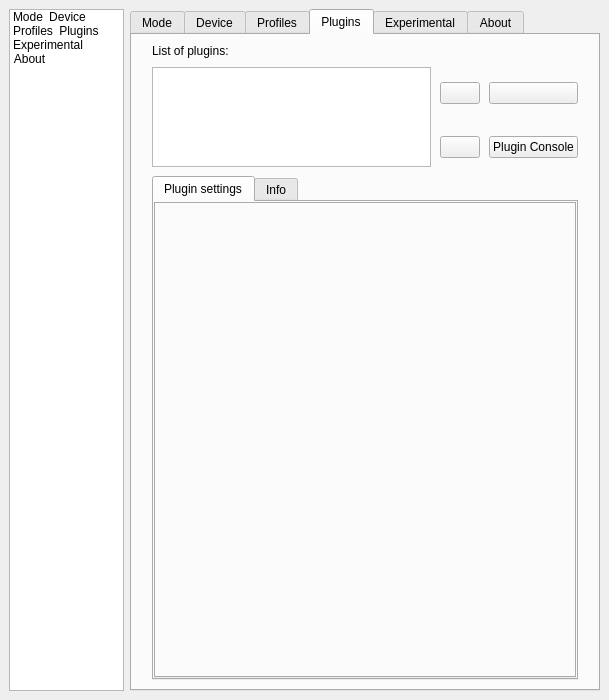
Qt form Software/src/SettingsWindow.ui (Atarity/Lightpack) before a commit.
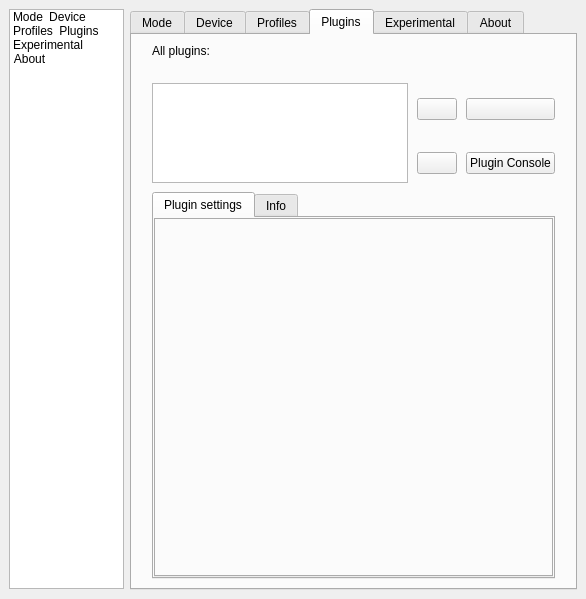
The same form after that commit. The open tabs and pages were chosen to show the change. Icons and pictures are not drawn. Custom widgets are drawn as their Qt base class.

```diff
--- a/Software/src/SettingsWindow.ui
+++ b/Software/src/SettingsWindow.ui
@@ -7,12 +7,12 @@
    <rect>
     <x>0</x>
     <y>0</y>
-    <width>609</width>
-    <height>700</height>
+    <width>560</width>
+    <height>599</height>
    </rect>
   </property>
   <property name="sizePolicy">
-   <sizepolicy hsizetype="Fixed" vsizetype="Fixed">
+   <sizepolicy hsizetype="Fixed" vsizetype="Minimum">
     <horstretch>0</horstretch>
     <verstretch>0</verstretch>
    </sizepolicy>
@@ -20,7 +20,7 @@
   <property name="maximumSize">
    <size>
     <width>16777215</width>
-    <height>700</height>
+    <height>600</height>
    </size>
   </property>
   <property name="windowTitle">
@@ -69,7 +69,7 @@
       <property name="maximumSize">
        <size>
         <width>115</width>
-        <height>16777208</height>
+        <height>580</height>
        </size>
       </property>
       <property name="layoutDirection">
@@ -238,6 +238,12 @@
         <verstretch>0</verstretch>
        </sizepolicy>
       </property>
+      <property name="maximumSize">
+       <size>
+        <width>16777215</width>
+        <height>581</height>
+       </size>
+      </property>
       <property name="tabPosition">
        <enum>QTabWidget::North</enum>
       </property>
@@ -2141,11 +2147,69 @@
          <number>20</number>
         </property>
         <item>
-         <widget class="QLabel" name="label_6">
-          <property name="text">
-           <string>List of plugins:</string>
+         <layout class="QHBoxLayout" name="horizontalLayout">
+          <property name="spacing">
+           <number>0</number>
           </property>
-         </widget>
+          <item>
+           <widget class="QLabel" name="label_AllPlugins">
+            <property name="sizePolicy">
+             <sizepolicy hsizetype="Fixed" vsizetype="Fixed">
+              <horstretch>0</horstretch>
+              <verstretch>0</verstretch>
+             </sizepolicy>
+            </property>
+            <property name="minimumSize">
+             <size>
+              <width>0</width>
+              <height>30</height>
+             </size>
+            </property>
+            <property name="whatsThis">
+             <string>&lt;h4&gt;Plugins&lt;/h4&gt; Here you can manage your plugins. Plugins work in priority of order - first plugin in the list has the highest priority.</string>
+            </property>
+            <property name="text">
+             <string>All plugins:</string>
+            </property>
+            <property name="alignment">
+             <set>Qt::AlignLeading|Qt::AlignLeft|Qt::AlignTop</set>
+            </property>
+           </widget>
+          </item>
+          <item>
+           <widget class="QPushButton" name="pushButton_AllPluginsHelp">
+            <property name="sizePolicy">
+             <sizepolicy hsizetype="Fixed" vsizetype="Fixed">
+              <horstretch>0</horstretch>
+              <verstretch>0</verstretch>
+             </sizepolicy>
+            </property>
+            <property name="text">
+             <string/>
+            </property>
+            <property name="icon">
+             <iconset resource="../res/LightpackResources.qrc">
+              <normaloff>:/icons/help.png</normaloff>:/icons/help.png</iconset>
+            </property>
+            <property name="flat">
+             <bool>true</bool>
+            </property>
+           </widget>
+          </item>
+          <item>
+           <spacer name="horizontalSpacer">
+            <property name="orientation">
+             <enum>Qt::Horizontal</enum>
+            </property>
+            <property name="sizeHint" stdset="0">
+             <size>
+              <width>40</width>
+              <height>20</height>
+             </size>
+            </property>
+           </spacer>
+          </item>
+         </layout>
         </item>
         <item>
          <layout class="QGridLayout" name="gridLayout_14" rowstretch="1,0" columnstretch="1,0,0">
@@ -2239,6 +2303,12 @@
             <verstretch>0</verstretch>
            </sizepolicy>
           </property>
+          <property name="maximumSize">
+           <size>
+            <width>16777215</width>
+            <height>500</height>
+           </size>
+          </property>
           <property name="currentIndex">
            <number>0</number>
           </property>
@@ -2252,6 +2322,12 @@
             </property>
             <item>
              <widget class="QTabWidget" name="tabPluginsSettings">
+              <property name="maximumSize">
+               <size>
+                <width>16777215</width>
+                <height>500</height>
+               </size>
+              </property>
               <property name="currentIndex">
                <number>-1</number>
               </property>
```
Left out of the diff: 10 changed lines with no effect on the pictures.
